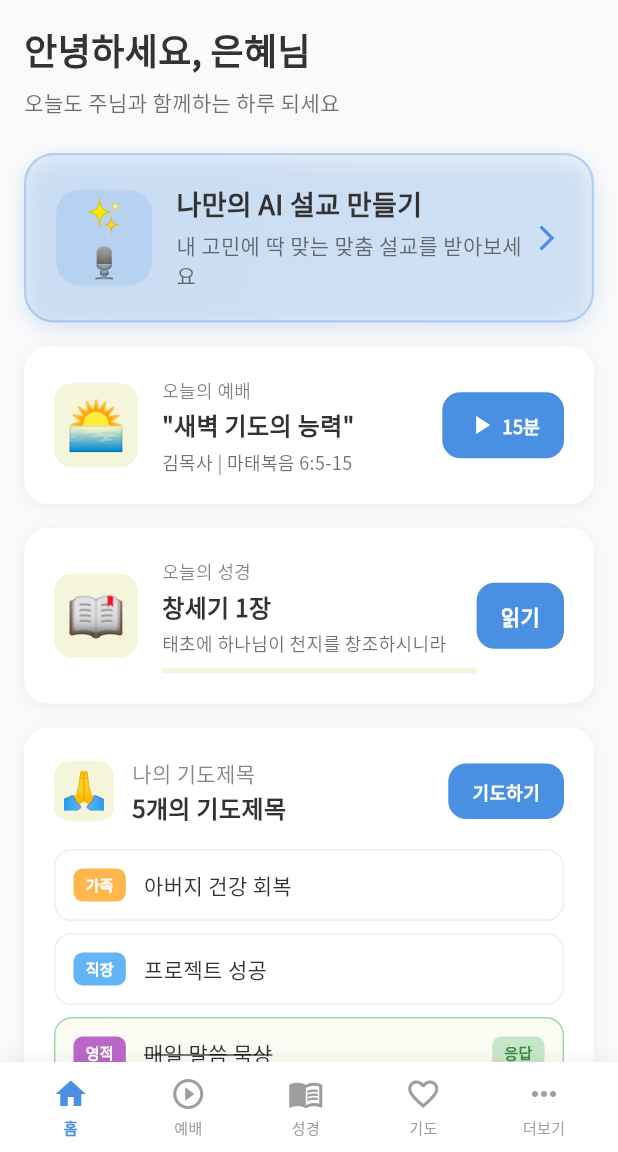
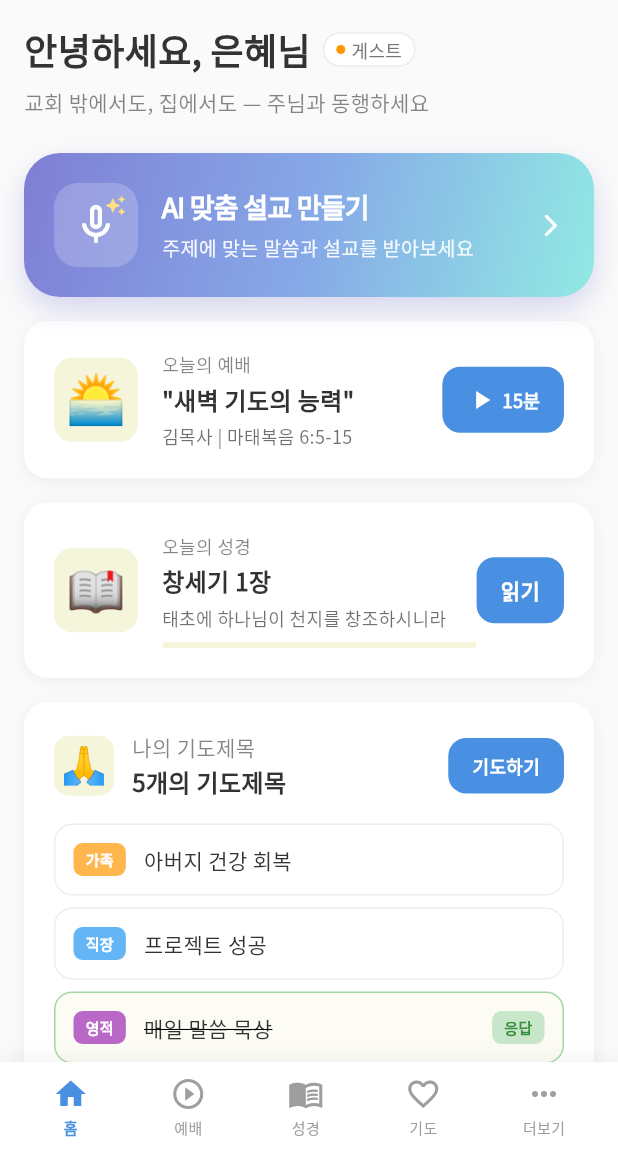
Before and after one commit to nanoset100/AI_CHURCH, a Flutter app: the HomeScreen screen opened directly, on a phone screen of 412 x 824 dp, the part 84-1236 px from its top. Run offline on Flutter 3.47's test engine with Material 3 defaults, Android fonts, the phone set to English and light mode, and no system bars; our stand-ins replace flutter_dotenv, google_fonts, supabase_flutter; accounts and stored records are empty.

```diff
--- a/lib/widgets/ai_sermon_card.dart
+++ b/lib/widgets/ai_sermon_card.dart
@@ -22,49 +22,52 @@ class AiSermonCard extends StatelessWidget {
       child: Container(
         padding: const EdgeInsets.all(20),
         decoration: BoxDecoration(
-          // 포인트 컬러 배경으로 강조
-          gradient: LinearGradient(
+          // 보라색/블루 그라데이션으로 더 프리미엄한 느낌
+          gradient: const LinearGradient(
             begin: Alignment.topLeft,
             end: Alignment.bottomRight,
             colors: [
-              AppTheme.primaryColor.withValues(alpha: 0.1),
-              AppTheme.primaryColor.withValues(alpha: 0.05),
+              Color(0xFF7F7FD5), // 소프트 퍼플
+              Color(0xFF86A8E7), // 소프트 블루
+              Color(0xFF91EAE4), // 민트 블루
             ],
           ),
-          borderRadius: BorderRadius.circular(20),
-          border: Border.all(
-            color: AppTheme.primaryColor.withValues(alpha: 0.3),
-            width: 1.5,
-          ),
-          // 그림자로 강조 효과
+          borderRadius: BorderRadius.circular(24),
+          // 그림자로 입체감 부여
           boxShadow: [
             BoxShadow(
-              color: AppTheme.primaryColor.withValues(alpha: 0.2),
-              blurRadius: 12,
-              offset: const Offset(0, 4),
+              color: const Color(0xFF7F7FD5).withValues(alpha: 0.3),
+              blurRadius: 15,
+              offset: const Offset(0, 8),
             ),
           ],
         ),
         child: Row(
           children: [
-            // 아이콘 영역
+            // 아이콘 영역 - 더 세련된 디자인
             Container(
-              width: 64,
-              height: 64,
+              width: 56,
+              height: 56,
               decoration: BoxDecoration(
-                color: AppTheme.primaryColor.withValues(alpha: 0.15),
+                color: Colors.white.withValues(alpha: 0.2),
                 borderRadius: BorderRadius.circular(16),
               ),
-              child: const Column(
-                mainAxisAlignment: MainAxisAlignment.center,
+              child: Stack(
+                alignment: Alignment.center,
                 children: [
-                  Text(
-                    '✨',
-                    style: TextStyle(fontSize: 24),
+                  const Icon(
+                    Icons.mic_none_rounded,
+                    color: Colors.white,
+                    size: 32,
                   ),
-                  Text(
-                    '🎙️',
-                    style: TextStyle(fontSize: 20),
+                  Positioned(
+                    top: 8,
+                    right: 8,
+                    child: Icon(
+                      Icons.auto_awesome,
+                      color: Colors.amber[200],
+                      size: 14,
+                    ),
                   ),
                 ],
               ),
@@ -77,19 +80,21 @@ class AiSermonCard extends StatelessWidget {
                 crossAxisAlignment: CrossAxisAlignment.start,
                 children: [
                   Text(
-                    '나만의 AI 설교 만들기',
+                    'AI 맞춤 설교 만들기',
                     style: notoSansKr.copyWith(
                       fontSize: 18,
-                      fontWeight: FontWeight.bold,
-                      color: AppTheme.textColor,
+                      fontWeight: FontWeight.w900,
+                      color: Colors.white,
+                      letterSpacing: -0.5,
                     ),
                   ),
                   const SizedBox(height: 4),
                   Text(
-                    '내 고민에 딱 맞는 맞춤 설교를 받아보세요',
+                    '주제에 맞는 말씀과 설교를 받아보세요',
                     style: notoSansKr.copyWith(
-                      fontSize: 14,
-                      color: AppTheme.textColor.withValues(alpha: 0.7),
+                      fontSize: 13,
+                      color: Colors.white.withValues(alpha: 0.9),
+                      fontWeight: FontWeight.w500,
                     ),
                   ),
                 ],
@@ -97,10 +102,10 @@ class AiSermonCard extends StatelessWidget {
             ),
 
             // 화살표 아이콘
-            Icon(
-              Icons.arrow_forward_ios,
-              color: AppTheme.primaryColor,
-              size: 20,
+            const Icon(
+              Icons.arrow_forward_ios_rounded,
+              color: Colors.white,
+              size: 18,
             ),
           ],
         ),
--- a/lib/widgets/greeting_section.dart
+++ b/lib/widgets/greeting_section.dart
@@ -18,6 +18,8 @@ class GreetingSection extends StatelessWidget {
       child: Column(
         crossAxisAlignment: CrossAxisAlignment.start,
         children: [
+          Row(
+            children: [
               Text(
                 '안녕하세요, $userName님',
                 style: notoSansKr.copyWith(
@@ -26,12 +28,46 @@ class GreetingSection extends StatelessWidget {
                   color: AppTheme.textColor,
                 ),
               ),
+              const SizedBox(width: 8),
+              // 게스트 배지 추가
+              Container(
+                padding: const EdgeInsets.symmetric(horizontal: 8, vertical: 2),
+                decoration: BoxDecoration(
+                  color: Colors.white,
+                  borderRadius: BorderRadius.circular(12),
+                  border: Border.all(color: Colors.grey.withValues(alpha: 0.2)),
+                ),
+                child: Row(
+                  mainAxisSize: MainAxisSize.min,
+                  children: [
+                    Container(
+                      width: 6,
+                      height: 6,
+                      decoration: const BoxDecoration(
+                        color: Colors.orange,
+                        shape: BoxShape.circle,
+                      ),
+                    ),
+                    const SizedBox(width: 4),
+                    Text(
+                      '게스트',
+                      style: notoSansKr.copyWith(
+                        fontSize: 12,
+                        color: Colors.grey[600],
+                        fontWeight: FontWeight.w500,
+                      ),
+                    ),
+                  ],
+                ),
+              ),
+            ],
+          ),
           const SizedBox(height: 8),
           Text(
-            '오늘도 주님과 함께하는 하루 되세요',
+            '교회 밖에서도, 집에서도 — 주님과 동행하세요',
             style: notoSansKr.copyWith(
               fontSize: 14,
-              color: AppTheme.textColor.withValues(alpha: 0.7),
+              color: AppTheme.textColor.withValues(alpha: 0.6),
             ),
           ),
         ],
```
Also changed, not shown: lib/config/env_config.dart (+12 -2 lines), lib/main.dart (+56 -0 lines), docs/.bkit-memory.json (added), docs/.pdca-status.json (added), 9 other files. Lines whose indentation alone changed are shown as unchanged.
